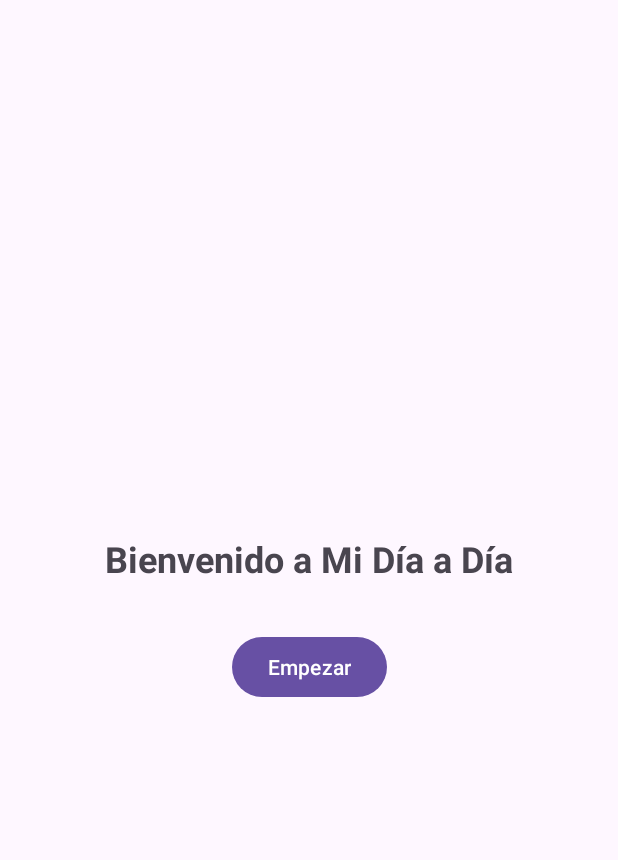
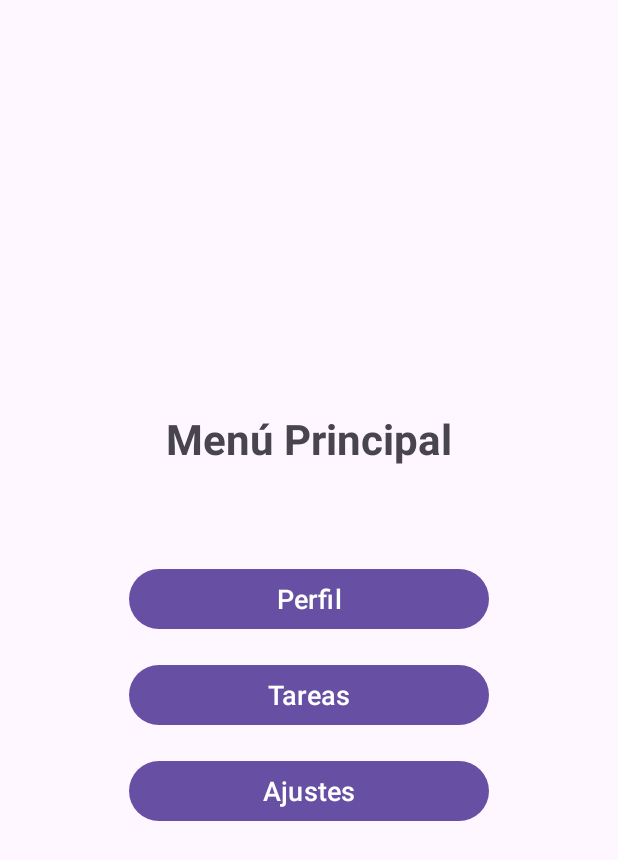
Before and after one commit to SamiiHC-iespsur/Mi-Dia-a-Dia, an Android app: the screen it shows after launch (MainActivity before the commit, MenuActivity after it), after a tap on "Empezar", on a phone screen of 412 x 824 dp. Shown: the top 860 px of the screen. Run offline under Robolectric (Android 15) with nearby library versions, the phone set to English and light mode, and no system bars.

Commit message:
Terminado: menú principal (TODO; actividades subsecuentes)

```diff
--- a/app/src/main/AndroidManifest.xml
+++ b/app/src/main/AndroidManifest.xml
@@ -1,6 +1,5 @@
 <?xml version="1.0" encoding="utf-8"?>
-<manifest xmlns:android="http://schemas.android.com/apk/res/android"
-    xmlns:tools="http://schemas.android.com/tools">
+<manifest xmlns:android="http://schemas.android.com/apk/res/android">
 
     <application
         android:allowBackup="true"
@@ -12,14 +11,28 @@
         android:supportsRtl="true"
         android:theme="@style/Theme.MiDíaADía">
         <activity
+            android:name=".MenuActivity"
+            android:exported="false" />
+        <activity
             android:name=".MainActivity"
             android:exported="true">
             <intent-filter>
                 <action android:name="android.intent.action.MAIN" />
-
                 <category android:name="android.intent.category.LAUNCHER" />
             </intent-filter>
         </activity>
+        <!-- TODO: Actividad de perfil
+        <activity
+            android:name=".ProfileActivity"
+            android:exported="false" /> -->
+        <!-- TODO: Actividad de tareas
+        <activity
+            android:name=".TasksActivity"
+            android:exported="false" /> -->
+        <!-- TODO: Actividad de ajustes
+        <activity
+            android:name=".SettingsActivity"
+            android:exported="false" /> -->
     </application>
 
 </manifest>
--- a/app/src/main/java/sami/pmm/midaada/MainActivity.kt
+++ b/app/src/main/java/sami/pmm/midaada/MainActivity.kt
@@ -1,8 +1,8 @@
 package sami.pmm.midaada
 
+import android.content.Intent
 import android.os.Bundle
 import android.widget.Button
-import android.widget.Toast
 import androidx.activity.enableEdgeToEdge
 import androidx.appcompat.app.AppCompatActivity
 import androidx.core.view.ViewCompat
@@ -19,13 +19,9 @@ class MainActivity : AppCompatActivity() {
             insets
         }
 
-        // Configurar el botón "Empezar"
         val btnStart = findViewById<Button>(R.id.btnStart)
-
         btnStart.setOnClickListener {
-            // TODO: Navegar al menú principal (MenuActivity - aún no implementada)
-            // Placeholder: mostrar mensaje mientras se implementa MenuActivity
-            Toast.makeText(this, "Abriendo Menú Principal...", Toast.LENGTH_SHORT).show()
+            startActivity(Intent(this, MenuActivity::class.java))
         }
     }
 }
--- /dev/null
+++ b/app/src/main/java/sami/pmm/midaada/MenuActivity.kt
@@ -0,0 +1,26 @@
+package sami.pmm.midaada
+
+import android.os.Bundle
+import android.widget.Button
+import android.widget.Toast
+import androidx.appcompat.app.AppCompatActivity
+
+class MenuActivity : AppCompatActivity() {
+    override fun onCreate(savedInstanceState: Bundle?) {
+        super.onCreate(savedInstanceState)
+        setContentView(R.layout.activity_menu)
+        // Listeners para cada botón del menú
+        findViewById<Button?>(R.id.btnProfile)?.setOnClickListener {
+            Toast.makeText(this, "Abriendo Perfil...", Toast.LENGTH_SHORT).show()
+            // TODO: Implementar navegación al perfil
+        }
+        findViewById<Button?>(R.id.btnTasks)?.setOnClickListener {
+            Toast.makeText(this, "Abriendo Tareas...", Toast.LENGTH_SHORT).show()
+            // TODO: Implementar navegación a las tareas
+        }
+        findViewById<Button?>(R.id.btnSettings)?.setOnClickListener {
+            Toast.makeText(this, "Abriendo Ajustes...", Toast.LENGTH_SHORT).show()
+            // TODO: Implementar navegación a los ajustes
+        }
+    }
+}
--- /dev/null
+++ b/app/src/main/res/layout/activity_menu.xml
@@ -0,0 +1,67 @@
+<?xml version="1.0" encoding="utf-8"?>
+<androidx.constraintlayout.widget.ConstraintLayout xmlns:android="http://schemas.android.com/apk/res/android"
+    xmlns:app="http://schemas.android.com/apk/res-auto"
+    xmlns:tools="http://schemas.android.com/tools"
+    android:id="@+id/main"
+    android:layout_width="match_parent"
+    android:layout_height="match_parent"
+    android:padding="16dp"
+    tools:context=".MenuActivity">
+
+    <TextView
+        android:id="@+id/tvMenuTitle"
+        android:layout_width="wrap_content"
+        android:layout_height="wrap_content"
+        android:text="@string/menu_title"
+        android:textSize="28sp"
+        android:textStyle="bold"
+        android:layout_marginBottom="32dp"
+        app:layout_constraintBottom_toTopOf="@+id/btnProfile"
+        app:layout_constraintEnd_toEndOf="parent"
+        app:layout_constraintStart_toStartOf="parent"
+        app:layout_constraintTop_toTopOf="parent"
+        app:layout_constraintVertical_chainStyle="packed" />
+
+    <Button
+        android:id="@+id/btnProfile"
+        android:layout_width="0dp"
+        android:layout_height="wrap_content"
+        android:layout_marginTop="32dp"
+        android:text="@string/menu_profile"
+        android:textSize="18sp"
+        app:layout_constraintBottom_toTopOf="@+id/btnTasks"
+        app:layout_constraintEnd_toEndOf="parent"
+        app:layout_constraintStart_toStartOf="parent"
+        app:layout_constraintTop_toBottomOf="@+id/tvMenuTitle"
+        app:layout_constraintWidth_min="240dp"
+        app:layout_constraintWidth_max="240dp" />
+
+    <Button
+        android:id="@+id/btnTasks"
+        android:layout_width="0dp"
+        android:layout_height="wrap_content"
+        android:layout_marginTop="16dp"
+        android:text="@string/menu_tasks"
+        android:textSize="18sp"
+        app:layout_constraintBottom_toTopOf="@+id/btnSettings"
+        app:layout_constraintEnd_toEndOf="parent"
+        app:layout_constraintStart_toStartOf="parent"
+        app:layout_constraintTop_toBottomOf="@+id/btnProfile"
+        app:layout_constraintWidth_min="240dp"
+        app:layout_constraintWidth_max="240dp" />
+
+    <Button
+        android:id="@+id/btnSettings"
+        android:layout_width="0dp"
+        android:layout_height="wrap_content"
+        android:layout_marginTop="16dp"
+        android:text="@string/menu_settings"
+        android:textSize="18sp"
+        app:layout_constraintBottom_toBottomOf="parent"
+        app:layout_constraintEnd_toEndOf="parent"
+        app:layout_constraintStart_toStartOf="parent"
+        app:layout_constraintTop_toBottomOf="@+id/btnTasks"
+        app:layout_constraintWidth_min="240dp"
+        app:layout_constraintWidth_max="240dp" />
+
+</androidx.constraintlayout.widget.ConstraintLayout>
--- a/app/src/main/res/values-night/themes.xml
+++ b/app/src/main/res/values-night/themes.xml
@@ -1,7 +1,6 @@
-<resources xmlns:tools="http://schemas.android.com/tools">
-    <!-- Base application theme. -->
+<resources>
+    <!-- Base application theme (dark). -->
     <style name="Base.Theme.MiDíaADía" parent="Theme.Material3.DayNight.NoActionBar">
-        <!-- Customize your dark theme here. -->
-        <!-- <item name="colorPrimary">@color/my_dark_primary</item> -->
+        <!-- Personalización futura tema oscuro -->
     </style>
 </resources>
--- a/app/src/main/res/values/strings.xml
+++ b/app/src/main/res/values/strings.xml
@@ -2,4 +2,11 @@
     <string name="app_name">Mi Día a Día</string>
     <string name="welcome_message">Bienvenido a Mi Día a Día</string>
     <string name="button_start">Empezar</string>
+
+    <!-- Menú principal -->
+    <string name="menu_title">Menú Principal</string>
+    <string name="menu_profile">Perfil</string>
+    <string name="menu_tasks">Tareas</string>
+    <string name="menu_settings">Ajustes</string>
+
 </resources>
--- a/app/src/main/res/values/themes.xml
+++ b/app/src/main/res/values/themes.xml
@@ -1,8 +1,7 @@
-<resources xmlns:tools="http://schemas.android.com/tools">
+<resources>
     <!-- Base application theme. -->
     <style name="Base.Theme.MiDíaADía" parent="Theme.Material3.DayNight.NoActionBar">
-        <!-- Customize your light theme here. -->
-        <!-- <item name="colorPrimary">@color/my_light_primary</item> -->
+        <!-- Personalización futura del tema claro -->
     </style>
 
     <style name="Theme.MiDíaADía" parent="Base.Theme.MiDíaADía" />
```
